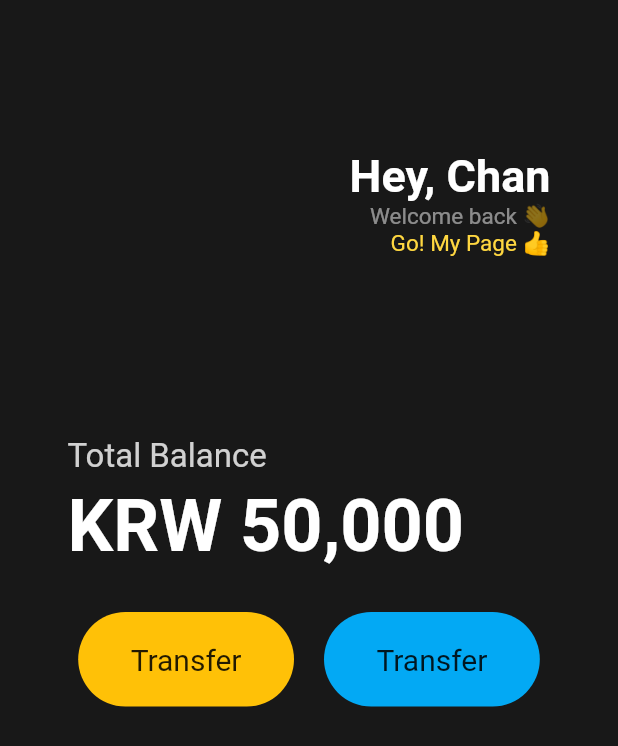
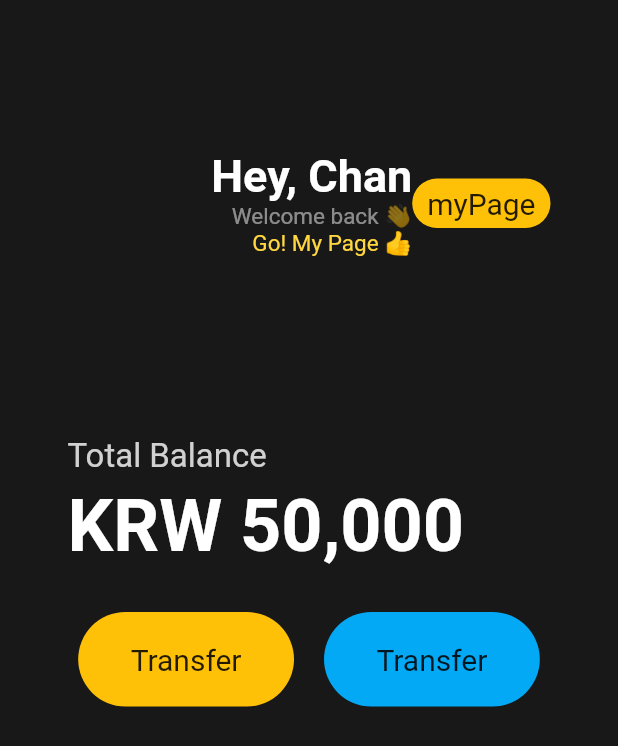
Before and after one commit to Hugekyung/First-Flutter, a Flutter app: the screen it shows after launch, on a phone screen of 412 x 824 dp. Shown: the top 746 px of the screen. Run offline on Flutter 3.47's test engine with Material 2 defaults, Android fonts, the phone set to English and light mode, and no system bars.

Commit message:
feat: 새로운 Row 위젯 생성 및 적용

```diff
--- a/lib/main.dart
+++ b/lib/main.dart
@@ -57,6 +57,29 @@ class App extends StatelessWidget {
                         )
                       ],
                     ),
+                    Row(
+                      crossAxisAlignment: CrossAxisAlignment.start,
+                      children: [
+                        Container(
+                          decoration: BoxDecoration(
+                            color: Colors.amber,
+                            borderRadius: BorderRadius.circular(45),
+                          ),
+                          child: const Padding(
+                            padding: EdgeInsets.symmetric(
+                              vertical: 5,
+                              horizontal: 10,
+                            ),
+                            child: Text(
+                              'myPage',
+                              style: TextStyle(
+                                fontSize: 20,
+                              ),
+                            ),
+                          ),
+                        )
+                      ],
+                    )
                   ],
                 ),
                 const SizedBox(
```
